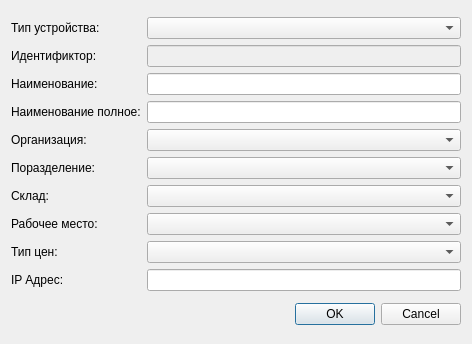
First picture: the form in bAdmin/dialogdevice.ui, repository arcirk/bAdmin, before the edit.
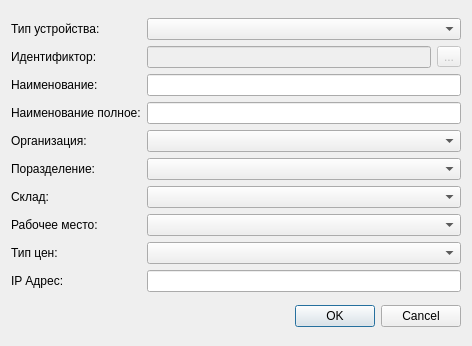
Second picture: the form after the edit. Icons and pictures are not drawn.

```diff
--- a/bAdmin/dialogdevice.ui
+++ b/bAdmin/dialogdevice.ui
@@ -7,7 +7,7 @@
     <x>0</x>
     <y>0</y>
     <width>472</width>
-    <height>344</height>
+    <height>346</height>
    </rect>
   </property>
   <property name="windowTitle">
@@ -16,29 +16,9 @@
   <layout class="QGridLayout" name="gridLayout_2">
    <item row="0" column="0">
     <layout class="QGridLayout" name="gridLayout">
-     <item row="1" column="1">
-      <widget class="QLineEdit" name="edtRef">
-       <property name="enabled">
-        <bool>false</bool>
-       </property>
-      </widget>
-     </item>
-     <item row="2" column="1">
-      <widget class="QLineEdit" name="edtFirst"/>
-     </item>
-     <item row="7" column="0">
-      <widget class="QLabel" name="label_9">
-       <property name="text">
-        <string>Рабочее место:</string>
-       </property>
-      </widget>
-     </item>
-     <item row="5" column="1">
+     <item row="5" column="4">
       <widget class="QComboBox" name="cmbSubdivisions"/>
      </item>
-     <item row="6" column="1">
-      <widget class="QComboBox" name="cmbWarehouses"/>
-     </item>
      <item row="0" column="0">
       <widget class="QLabel" name="label">
        <property name="text">
@@ -46,8 +26,19 @@
        </property>
       </widget>
      </item>
-     <item row="3" column="1">
-      <widget class="QLineEdit" name="edtSecond"/>
+     <item row="7" column="0">
+      <widget class="QLabel" name="label_9">
+       <property name="text">
+        <string>Рабочее место:</string>
+       </property>
+      </widget>
+     </item>
+     <item row="9" column="0">
+      <widget class="QLabel" name="label_10">
+       <property name="text">
+        <string>IP Адрес:</string>
+       </property>
+      </widget>
      </item>
      <item row="8" column="0">
       <widget class="QLabel" name="label_8">
@@ -56,22 +47,8 @@
        </property>
       </widget>
      </item>
-     <item row="0" column="1">
-      <widget class="QComboBox" name="cmbDeviceType"/>
-     </item>
-     <item row="2" column="0">
-      <widget class="QLabel" name="label_3">
-       <property name="text">
-        <string>Наименование:</string>
-       </property>
-      </widget>
-     </item>
-     <item row="3" column="0">
-      <widget class="QLabel" name="label_4">
-       <property name="text">
-        <string>Наименование полное:</string>
-       </property>
-      </widget>
+     <item row="2" column="4">
+      <widget class="QLineEdit" name="edtFirst"/>
      </item>
      <item row="5" column="0">
       <widget class="QLabel" name="label_6">
@@ -80,9 +57,18 @@
        </property>
       </widget>
      </item>
-     <item row="8" column="1">
+     <item row="0" column="4">
+      <widget class="QComboBox" name="cmbDeviceType"/>
+     </item>
+     <item row="8" column="4">
       <widget class="QComboBox" name="cmbTypePrice"/>
      </item>
+     <item row="7" column="4">
+      <widget class="QComboBox" name="cmbWorkplaces"/>
+     </item>
+     <item row="3" column="4">
+      <widget class="QLineEdit" name="edtSecond"/>
+     </item>
      <item row="4" column="0">
       <widget class="QLabel" name="label_5">
        <property name="text">
@@ -104,22 +90,57 @@
        </property>
       </widget>
      </item>
-     <item row="4" column="1">
-      <widget class="QComboBox" name="cmbOrganisation"/>
-     </item>
-     <item row="7" column="1">
-      <widget class="QComboBox" name="cmbWorkplaces"/>
-     </item>
-     <item row="9" column="0">
-      <widget class="QLabel" name="label_10">
-       <property name="text">
-        <string>IP Адрес:</string>
-       </property>
-      </widget>
-     </item>
-     <item row="9" column="1">
+     <item row="9" column="4">
       <widget class="QLineEdit" name="txtAddress"/>
      </item>
+     <item row="6" column="4">
+      <widget class="QComboBox" name="cmbWarehouses"/>
+     </item>
+     <item row="4" column="4">
+      <widget class="QComboBox" name="cmbOrganisation"/>
+     </item>
+     <item row="3" column="0">
+      <widget class="QLabel" name="label_4">
+       <property name="text">
+        <string>Наименование полное:</string>
+       </property>
+      </widget>
+     </item>
+     <item row="2" column="0">
+      <widget class="QLabel" name="label_3">
+       <property name="text">
+        <string>Наименование:</string>
+       </property>
+      </widget>
+     </item>
+     <item row="1" column="4">
+      <layout class="QHBoxLayout" name="horizontalLayout">
+       <item>
+        <widget class="QLineEdit" name="edtRef">
+         <property name="enabled">
+          <bool>false</bool>
+         </property>
+        </widget>
+       </item>
+       <item>
+        <widget class="QToolButton" name="editRef">
+         <property name="enabled">
+          <bool>false</bool>
+         </property>
+         <property name="text">
+          <string>...</string>
+         </property>
+         <property name="icon">
+          <iconset resource="resurses.qrc">
+           <normaloff>:/img/itemEdit.png</normaloff>:/img/itemEdit.png</iconset>
+         </property>
+         <property name="checkable">
+          <bool>true</bool>
+         </property>
+        </widget>
+       </item>
+      </layout>
+     </item>
     </layout>
    </item>
    <item row="1" column="0">
```
Left out of the diff: 4 changed lines with no effect on the pictures.
